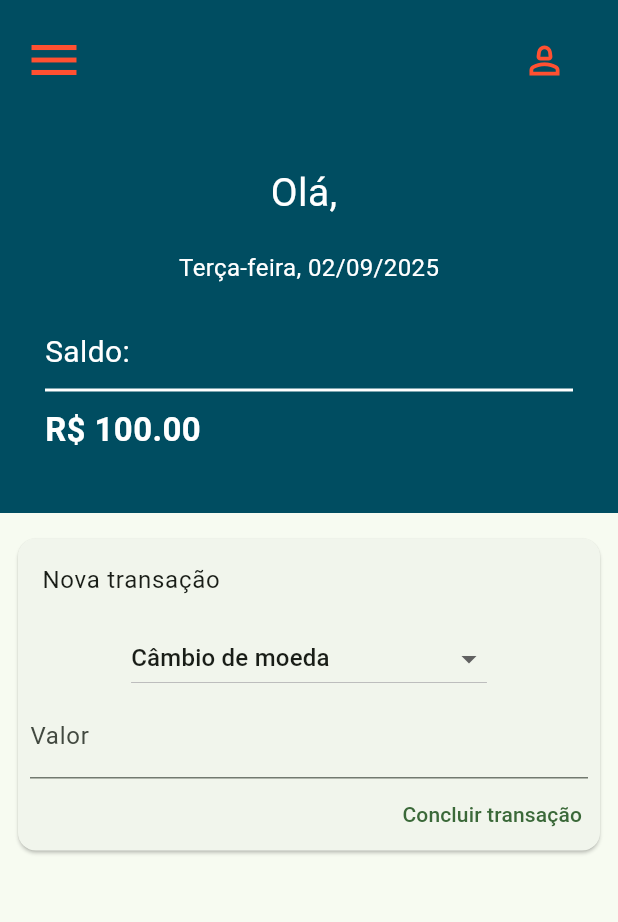
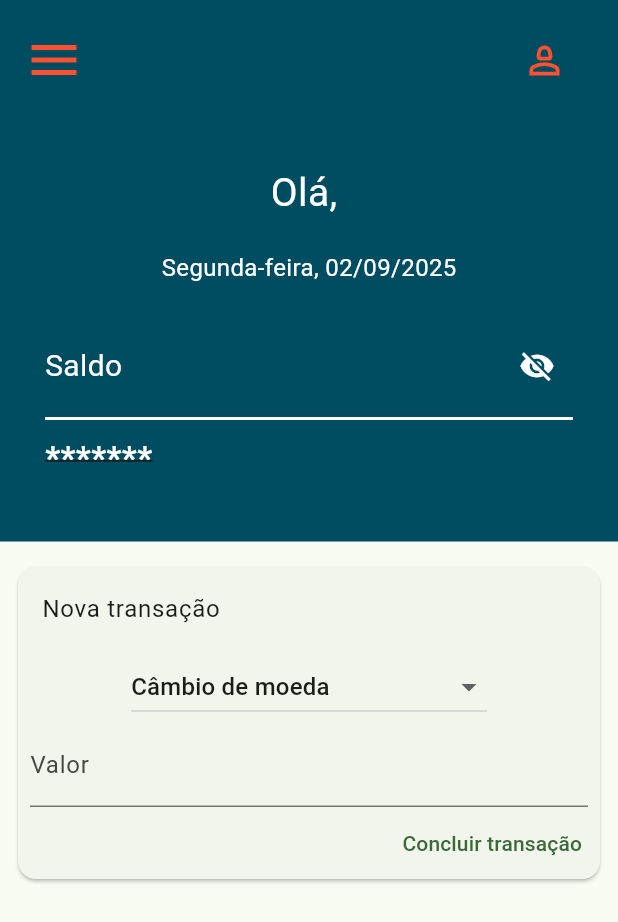
Before and after one commit to coelhoadler/pos-fiap-FRNT-TC-financeiro-mobile, a Flutter app: the DashboardScreen screen opened by its route, on a phone screen of 412 x 824 dp. Shown: the top 922 px of the screen. Run offline on Flutter 3.47's test engine with Material 3 defaults, Android fonts, the phone set to English and light mode, and no system bars; our stand-ins replace firebase_auth, firebase_core, firebase_storage, flutter_multi_formatter, image_picker; accounts and stored records are empty.

Commit message:
ajustes componente de balance

```diff
--- a/lib/components/screens/dashboard/balance/balance.dart
+++ b/lib/components/screens/dashboard/balance/balance.dart
@@ -17,15 +17,16 @@ class Balance extends StatefulWidget {
 }
 
 class _BalanceState extends State<Balance> {
+  bool _obscure = true;
   String getDayOfWeek(DateTime date) {
     const days = [
+      'Domingo',
       'Segunda-feira',
       'Terça-feira',
       'Quarta-feira',
       'Quinta-feira',
       'Sexta-feira',
       'Sábado',
-      'Domingo',
     ];
     return days[date.weekday - 1];
   }
@@ -58,20 +59,38 @@ class _BalanceState extends State<Balance> {
               children: [
                 Padding(
                   padding: EdgeInsets.only(top: 10, bottom: 10),
-                  child: Text(
-                    "Saldo: ",
-                    style: TextStyle(fontSize: 20, color: Colors.white),
+                  child: Row(
+                    children: [
+                      Expanded(
+                        child: Text(
+                          "Saldo",
+                          style: TextStyle(fontSize: 20, color: Colors.white),
+                        ),
+                      ),
+                      IconButton(
+                        icon: Icon(
+                          _obscure ? Icons.visibility_off : Icons.visibility,
+                        ),
+                        color: Colors.white,
+                        onPressed: () {
+                          setState(() {
+                            _obscure = !_obscure;
+                          });
+                        },
+                      ),
+                    ],
                   ),
                 ),
                 SizedBox(height: 2, child: Container(color: Colors.white)),
                 Padding(
                   padding: EdgeInsets.only(top: 10, bottom: 10),
                   child: Text(
-                    'R\$ ${widget.amount.toStringAsFixed(2)}',
+                    _obscure ? '*******' : 'R\$ ${widget.amount.toStringAsFixed(2)}',
                     style: TextStyle(
                       fontWeight: FontWeight.w600,
                       fontSize: 22,
                       color: widget.amount >= 0 ? Colors.white : Colors.red,
+                      decoration: _obscure ? TextDecoration.lineThrough : null,
                     ),
                   ),
                 ),
```
